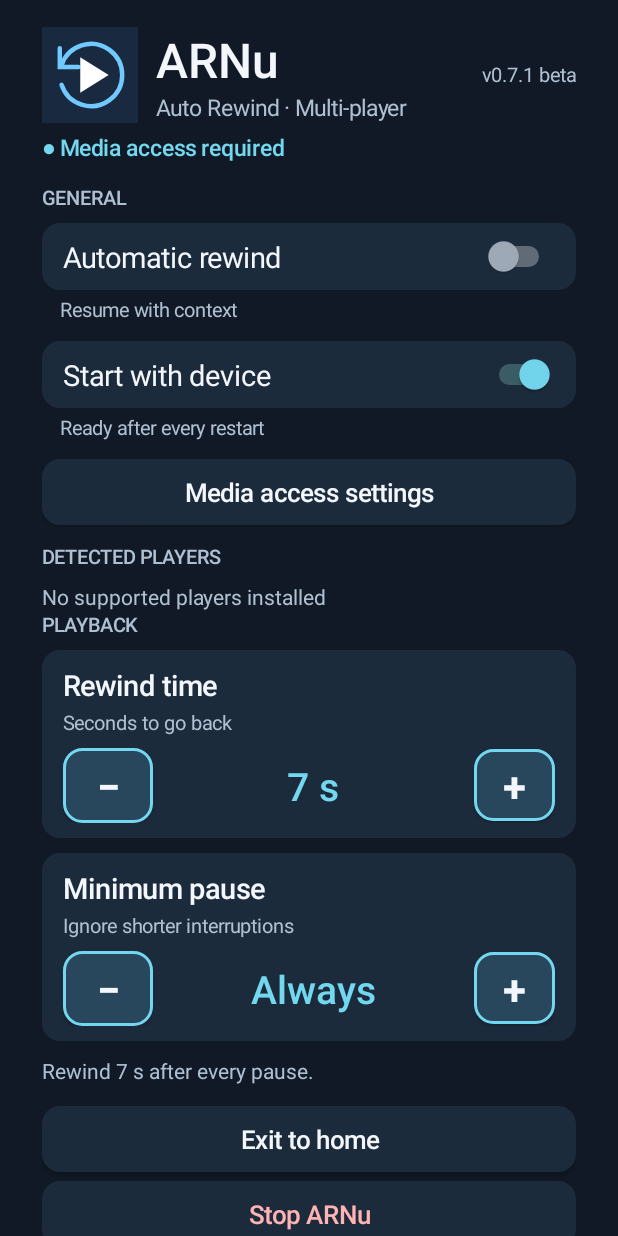
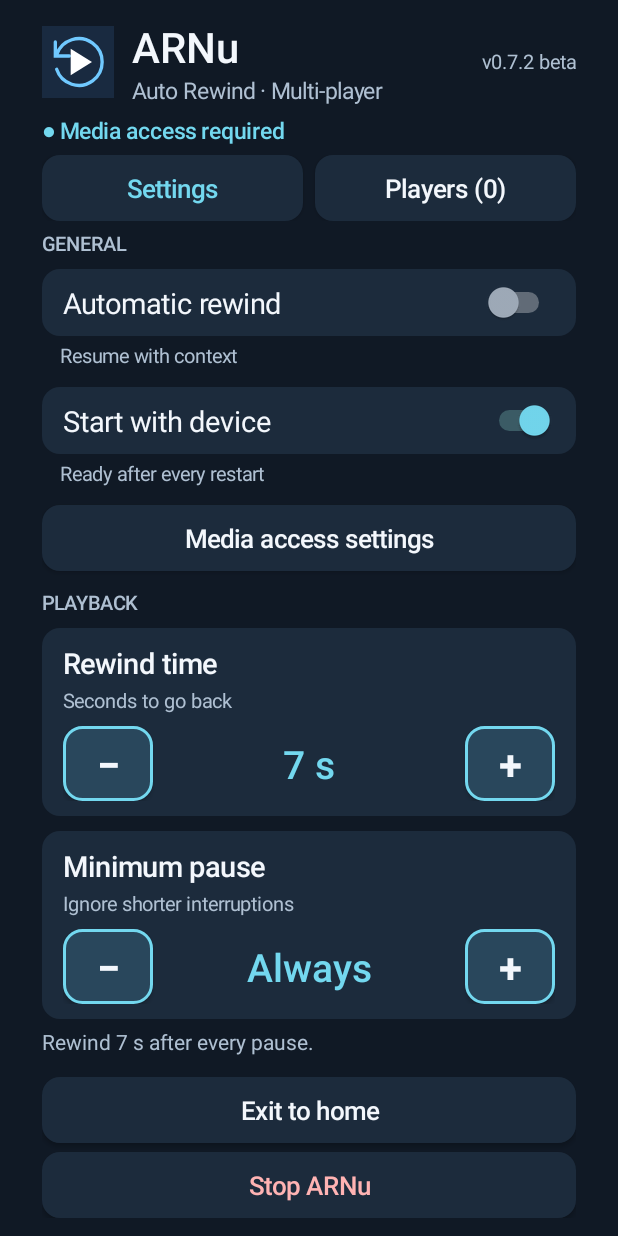
Before and after one commit to usertion/ARNu, an Android app: the screen it shows after launch (MainActivity), on a phone screen of 412 x 824 dp. Run offline under Robolectric (Android 15) with nearby library versions, the phone set to English and light mode, and no system bars.

Commit message:
0.7.2 beta: MainActivity.java

```diff
--- a/app/src/main/java/org/arnu/diagnostic/MainActivity.java
+++ b/app/src/main/java/org/arnu/diagnostic/MainActivity.java
@@ -29,6 +29,7 @@ public final class MainActivity extends Activity {
  private LinearLayout vertical(){LinearLayout l=new LinearLayout(this);l.setOrientation(1);return l;}
  private LinearLayout horizontal(){LinearLayout l=new LinearLayout(this);l.setGravity(Gravity.CENTER_VERTICAL);return l;}
  private void gap(LinearLayout l,int h){Space s=new Space(this);l.addView(s,new LinearLayout.LayoutParams(1,dp(h)));}
+ private void gapHorizontal(LinearLayout l,int w){l.addView(new Space(this),new LinearLayout.LayoutParams(dp(w),1));}
  private void fill(LinearLayout l,android.view.View v){l.addView(v,new LinearLayout.LayoutParams(0,-2,1));}
  private Button button(String text){Button b=new Button(this);b.setText(text);b.setTextSize(17);b.setTextColor(INK);b.setAllCaps(false);b.setBackground(focus());b.setMinHeight(dp(44));b.setMinimumHeight(dp(44));b.setPadding(dp(12),dp(5),dp(12),dp(5));b.setFocusable(true);return b;}
  private Button counterButton(String text){Button b=button(text);b.setTextSize(28);b.setTypeface(Typeface.DEFAULT_BOLD);b.setTextColor(INK);StateListDrawable d=new StateListDrawable();d.addState(new int[]{android.R.attr.state_focused},shape(0xff17637b,0xffffffff));d.addState(new int[]{android.R.attr.state_pressed},shape(0xff17637b,0xffffffff));d.addState(new int[]{},shape(0xff29475c,ACCENT));b.setBackground(d);return b;}
@@ -39,22 +40,31 @@ public final class MainActivity extends Activity {
  }
  private void counter(LinearLayout parent,String title,String subtitle,String key,int min,int max,int def){
  LinearLayout card=vertical();card.setBackground(shape(CARD,0));card.setPadding(dp(14),dp(10),dp(14),dp(10));card.addView(label(title,19,INK,true));gap(card,3);card.addView(label(subtitle,13,MUTED,false));gap(card,8);
- LinearLayout row=horizontal();Button minus=counterButton("−"),plus=counterButton("+");TextView val=label("",26,ACCENT,true);val.setGravity(Gravity.CENTER);row.addView(minus,new LinearLayout.LayoutParams(dp(60),dp(50)));fill(row,val);row.addView(plus,new LinearLayout.LayoutParams(dp(54),dp(48)));card.addView(row);parent.addView(card);gap(parent,10);
+ LinearLayout row=horizontal();Button minus=counterButton("−"),plus=counterButton("+");TextView val=label("",26,ACCENT,true);val.setGravity(Gravity.CENTER);row.addView(minus,new LinearLayout.LayoutParams(dp(60),dp(50)));fill(row,val);row.addView(plus,new LinearLayout.LayoutParams(dp(60),dp(50)));card.addView(row);parent.addView(card);gap(parent,10);
  Runnable display=()->{int n=p.getInt(key,def);val.setText(n==0?t("Always","Siempre"):n+" s");minus.setContentDescription(t("Decrease ","Reducir ")+title);plus.setContentDescription(t("Increase ","Aumentar ")+title);};
  minus.setOnClickListener(v->{p.edit().putInt(key,Math.max(min,p.getInt(key,def)-1)).commit();display.run();refresh();});
  plus.setOnClickListener(v->{p.edit().putInt(key,Math.min(max,p.getInt(key,def)+1)).commit();display.run();refresh();});display.run();
  }
  @Override public void onCreate(Bundle b){
- super.onCreate(b);p=getSharedPreferences("arnu",0);p.edit().putInt("opened_boot",Settings.Global.getInt(getContentResolver(),"boot_count",-1)).apply();
- ScrollView scroll=new ScrollView(this);scroll.setFillViewport(true);scroll.setBackgroundColor(BG);LinearLayout root=vertical();root.setPadding(dp(28),dp(18),dp(28),dp(18));scroll.addView(root);setContentView(scroll);
- LinearLayout header=horizontal();ImageView logo=new ImageView(this);logo.setImageResource(R.drawable.arnu_icon);header.addView(logo,new LinearLayout.LayoutParams(dp(64),dp(64)));LinearLayout branding=vertical();branding.setPadding(dp(12),0,0,0);branding.addView(label("ARNu",32,INK,true));branding.addView(label("Auto Rewind · Multi-player",15,MUTED,false));fill(header,branding);header.addView(label("v0.7.1 beta",13,MUTED,false));root.addView(header);gap(root,6);status=label("",15,ACCENT,true);root.addView(status);gap(root,14);
- boolean wide=getResources().getConfiguration().screenWidthDp>=650;LinearLayout columns=wide?horizontal():vertical();columns.setGravity(Gravity.TOP);root.addView(columns);
- LinearLayout left=vertical(),right=vertical();if(wide){fill(columns,left);Space sp=new Space(this);columns.addView(sp,new LinearLayout.LayoutParams(dp(20),1));fill(columns,right);}else{columns.addView(left);columns.addView(right);}
+ super.onCreate(b);p=getSharedPreferences("arnu",0);p.edit().putInt("opened_boot",Settings.Global.getInt(getContentResolver(),"boot_count",-1)).putBoolean("runtime_stopped",false).commit();
+ android.service.notification.NotificationListenerService.requestRebind(new ComponentName(this,SessionListener.class));
+ LinearLayout root=vertical();root.setBackgroundColor(BG);root.setPadding(dp(28),dp(12),dp(28),dp(12));setContentView(root);
+ LinearLayout header=horizontal();ImageView logo=new ImageView(this);logo.setImageResource(R.drawable.arnu_icon);header.addView(logo,new LinearLayout.LayoutParams(dp(48),dp(48)));LinearLayout branding=vertical();branding.setPadding(dp(12),0,0,0);branding.addView(label("ARNu",28,INK,true));branding.addView(label("Auto Rewind · Multi-player",15,MUTED,false));fill(header,branding);header.addView(label("v0.7.2 beta",13,MUTED,false));root.addView(header);gap(root,6);status=label("",15,ACCENT,true);root.addView(status);gap(root,6);
+ boolean wide=getResources().getConfiguration().screenWidthDp>=650;
+ LinearLayout tabs=horizontal();Button configTab=button(t("Settings","Configuración")),playersTab=button(t("Players","Reproductores"));fill(tabs,configTab);gapHorizontal(tabs,8);fill(tabs,playersTab);root.addView(tabs);gap(root,6);
+ android.widget.FrameLayout body=new android.widget.FrameLayout(this);root.addView(body,new LinearLayout.LayoutParams(-1,0,1));
+ ScrollView configScroll=new ScrollView(this),playerScroll=new ScrollView(this);configScroll.setFillViewport(true);playerScroll.setFillViewport(true);
+ LinearLayout config=vertical(),players=vertical();configScroll.addView(config);playerScroll.addView(players);body.addView(configScroll,new android.widget.FrameLayout.LayoutParams(-1,-1));body.addView(playerScroll,new android.widget.FrameLayout.LayoutParams(-1,-1));
+ LinearLayout columns=wide?horizontal():vertical();columns.setGravity(Gravity.TOP);config.addView(columns);
+ LinearLayout left=vertical(),right=vertical();if(wide){fill(columns,left);gapHorizontal(columns,16);fill(columns,right);}else{columns.addView(left);columns.addView(right);}
+ Runnable showConfig=()->{configScroll.setVisibility(android.view.View.VISIBLE);playerScroll.setVisibility(android.view.View.GONE);configTab.setTextColor(ACCENT);playersTab.setTextColor(INK);};
+ Runnable showPlayers=()->{configScroll.setVisibility(android.view.View.GONE);playerScroll.setVisibility(android.view.View.VISIBLE);configTab.setTextColor(INK);playersTab.setTextColor(ACCENT);};
+ configTab.setOnClickListener(v->showConfig.run());playersTab.setOnClickListener(v->showPlayers.run());showConfig.run();
  left.addView(label(t("GENERAL","GENERAL"),13,MUTED,true));gap(left,8);
  toggle(left,t("Automatic rewind","Retroceso automático"),t("Resume with context","Retoma la historia sin perderte nada"),"enabled",false);
  toggle(left,t("Start with device","Iniciar con el dispositivo"),t("Ready after every restart","Listo después de cada reinicio"),"autostart",true);
  Button grant=button(t("Media access settings","Configurar acceso multimedia"));grant.setOnClickListener(v->{try{startActivity(new Intent(Settings.ACTION_NOTIFICATION_LISTENER_SETTINGS));}catch(Exception e){new android.app.AlertDialog.Builder(this).setTitle(t("Media access","Acceso multimedia")).setMessage(t("Settings unavailable. Use ADB shell:\ncmd notification allow_listener org.arnu.diagnostic/org.arnu.diagnostic.SessionListener","Ajustes no disponibles. Usa la consola ADB:\ncmd notification allow_listener org.arnu.diagnostic/org.arnu.diagnostic.SessionListener")).setPositiveButton("OK",null).show();}});left.addView(grant);gap(left,12);
- left.addView(label(t("DETECTED PLAYERS","REPRODUCTORES DETECTADOS"),13,MUTED,true));gap(left,8);
+ players.addView(label(t("DETECTED PLAYERS","REPRODUCTORES DETECTADOS"),13,MUTED,true));gap(players,8);
  int count=0;
  for(int j=0;j<Players.PACKAGES.length;j++){
   final String pkg=Players.PACKAGES[j], name=Players.NAMES[j];
@@ -67,9 +77,10 @@ public final class MainActivity extends Activity {
   sw.setSaveEnabled(false);switches.put("player."+pkg,sw);sw.setOnCheckedChangeListener((v,on)->{if(!syncing)p.edit().putBoolean("player."+pkg,on).commit();});
   fill(row,sw);Button open=button("▶");open.setContentDescription(t("Open ","Abrir ")+name);open.setTextColor(ACCENT);
   open.setOnClickListener(v->{try{startActivity(target);finishAndRemoveTask();}catch(Exception e){Toast.makeText(this,e.toString(),Toast.LENGTH_SHORT).show();}});
-  row.addView(open,new LinearLayout.LayoutParams(dp(56),dp(48)));left.addView(row);gap(left,6);
+  row.addView(open,new LinearLayout.LayoutParams(dp(56),dp(48)));players.addView(row);gap(players,6);
  }
- if(count==0)left.addView(label(t("No supported players installed","No hay reproductores compatibles instalados"),14,MUTED,false));
+ playersTab.setText(t("Players","Reproductores")+" ("+count+")");
+ if(count==0)players.addView(label(t("No supported players installed","No hay reproductores compatibles instalados"),14,MUTED,false));
  right.addView(label(t("PLAYBACK","REPRODUCCIÓN"),13,MUTED,true));gap(right,8);
  counter(right,t("Rewind time","Tiempo de retroceso"),t("Seconds to go back","Segundos que se rebobinan"),"seconds",1,30,7);
  counter(right,t("Minimum pause","Pausa mínima"),t("Ignore shorter interruptions","Ignora las interrupciones breves"),"min_pause",0,120,0);
@@ -78,8 +89,8 @@ public final class MainActivity extends Activity {
  Button home=button(t("Exit to home","Salir al inicio")),stop=button(t("Stop ARNu","Detener ARNu"));stop.setTextColor(0xffffb3b3);
  if(wide){fill(actions,home);Space z=new Space(this);actions.addView(z,new LinearLayout.LayoutParams(dp(8),1));fill(actions,stop);}else{actions.addView(home);gap(actions,6);actions.addView(stop);}
  home.setOnClickListener(v->goHome());
- stop.setOnClickListener(v->new android.app.AlertDialog.Builder(this).setTitle(t("Stop ARNu?","¿Detener ARNu?")).setMessage(t("Automatic rewind will stay disabled until you enable it again.","El retroceso quedará desactivado hasta que vuelvas a activarlo.")).setNegativeButton(t("Cancel","Cancelar"),null).setPositiveButton(t("Stop","Detener"),(d,w)->{p.edit().putBoolean("enabled",false).commit();goHome();}).show());
- refresh();
+ stop.setOnClickListener(v->new android.app.AlertDialog.Builder(this).setTitle(t("Stop ARNu?","¿Detener ARNu?")).setMessage(t("ARNu will stop until reopened or automatically started after reboot. Settings are retained.","ARNu se detendrá hasta que lo abras o se inicie automáticamente tras reiniciar. Se conserva la configuración.")).setNegativeButton(t("Cancel","Cancelar"),null).setPositiveButton(t("Stop","Detener"),(d,w)->{p.edit().putBoolean("runtime_stopped",true).commit();goHome();}).show());
+ refresh();configTab.requestFocus();
  }
  private void goHome(){Intent i=new Intent(Intent.ACTION_MAIN);i.addCategory(Intent.CATEGORY_HOME);i.addFlags(Intent.FLAG_ACTIVITY_NEW_TASK);try{startActivity(i);}finally{finishAndRemoveTask();}}
  @Override public void onBackPressed(){finishAndRemoveTask();}
```
